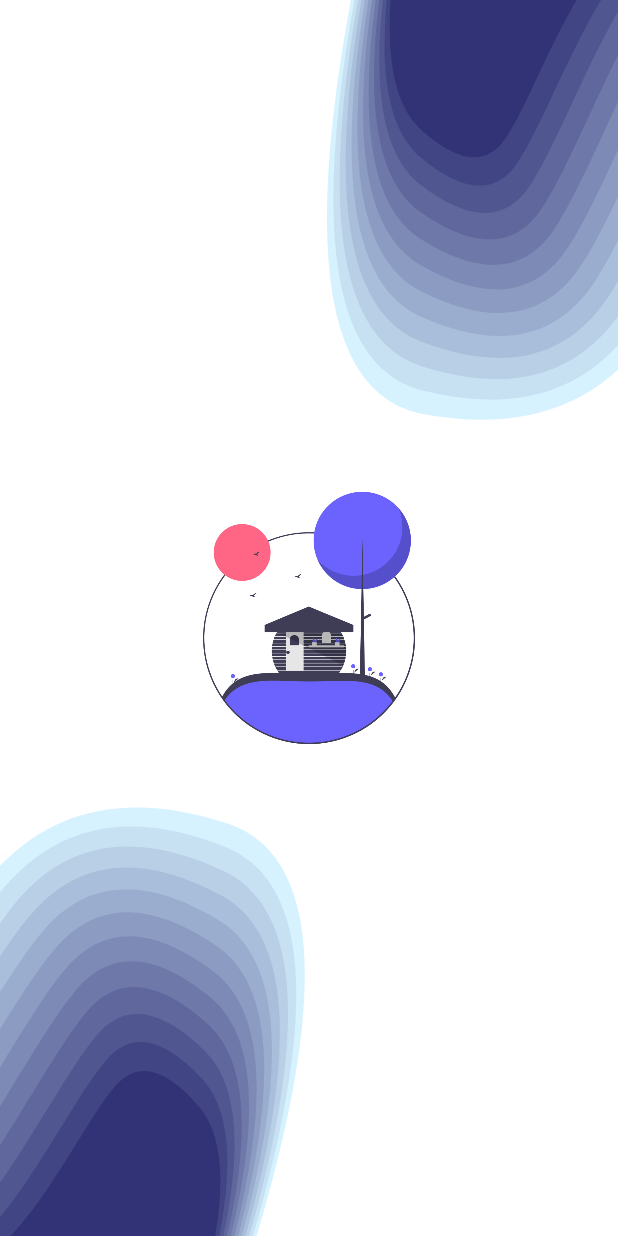
After one commit to Ardi-bog/smkCodingC2Project, an Android app: the splashscreen screen opened directly, with no data from a screen before it, on a phone screen of 412 x 824 dp. The commit adds this screen. Run offline under Robolectric (Android 15) with nearby library versions, the phone set to English and light mode, and no system bars.

Commit message:
finish all

```diff
--- a/app/src/main/AndroidManifest.xml
+++ b/app/src/main/AndroidManifest.xml
@@ -12,15 +12,19 @@
         android:supportsRtl="true"
         android:theme="@style/AppTheme">
         <activity android:name=".LoginActivity">
+            </activity>
+        <activity android:name=".RegisterActivity">
+        </activity>
+        <activity android:name=".MainActivity">
+        </activity>
+        <activity android:name=".splashscreen">
             <intent-filter>
             <action android:name="android.intent.action.MAIN" />
 
             <category android:name="android.intent.category.LAUNCHER" />
-        </intent-filter></activity>
-        <activity android:name=".RegisterActivity"></activity>
-        <activity android:name=".MainActivity">
+        </intent-filter>
+        </activity>
 
-        </activity>
     </application>
 
 </manifest>
--- /dev/null
+++ b/app/src/main/java/com/example/bgsmkcoding/splashscreen.kt
@@ -0,0 +1,22 @@
+package com.example.bgsmkcoding
+
+import android.content.Intent
+import android.os.Bundle
+import android.os.Handler
+import androidx.appcompat.app.AppCompatActivity
+
+class splashscreen : AppCompatActivity() {
+
+    private val SPLASH_TIME_OUT:Long = 3000
+
+    override fun onCreate(savedInstanceState: Bundle?) {
+        super.onCreate(savedInstanceState)
+        setContentView(R.layout.activity_splashscreen)
+
+        Handler().postDelayed({
+            startActivity(Intent(this,LoginActivity::class.java))
+
+            finish()
+        }, SPLASH_TIME_OUT)
+    }
+}
--- /dev/null
+++ b/app/src/main/res/drawable/ic_background.xml
@@ -0,0 +1,91 @@
+<vector xmlns:android="http://schemas.android.com/apk/res/android"
+    android:width="360dp"
+    android:height="640dp"
+    android:viewportWidth="360"
+    android:viewportHeight="640">
+  <group>
+    <clip-path
+        android:pathData="M0,0h360v640h-360z"/>
+    <path
+        android:pathData="M0,0h360v640h-360z"
+        android:fillColor="#fff"/>
+    <path
+        android:pathData="M245.015,52.211q28.437,24.659 42.796,6.03C302.166,39.609 319.834,-9.413 343.89,-25.122s28.357,-83.415 0.463,-103.198S274.284,-181.432 244.626,-78q-29.657,103.427 0.389,130.211l0,0Z"
+        android:fillColor="#fffa72"/>
+    <path
+        android:pathData="M245.299,214.213Q340.13,230.22 384.192,164.589c44.062,-65.63 95.063,-208.279 170.812,-281.478s81.297,-240.179 -11.179,-245.445S311.092,-383.62 228.053,-94.029q-83.04,289.595 17.247,308.239l0,0Z"
+        android:fillColor="#d6f2ff"/>
+    <path
+        android:pathData="M244.917,201.959q88.334,20.086 129.677,-40.775c41.342,-60.862 89.467,-195.367 160.378,-261.924s76.759,-226.696 -9.419,-236.346S308.691,-369.093 230.1,-95.015q-78.592,274.082 14.818,296.97l0,0Z"
+        android:fillColor="#c7e1f3"/>
+    <path
+        android:pathData="M244.619,189.422q82.058,23.4 120.737,-32.886c38.678,-56.286 83.949,-182.727 150.143,-243.065s72.26,-213.307 -7.839,-226.619S306.137,-354.035 231.995,-95.471Q157.852,163.096 244.62,189.419l0,0Z"
+        android:fillColor="#b8cfe6"/>
+    <path
+        android:pathData="M244.393,176.624Q320.376,202.636 356.444,150.748c36.066,-51.889 78.504,-170.335 140.092,-224.841s67.78,-200.006 -6.424,-216.316S303.444,-338.493 233.751,-95.443q-69.694,243.053 10.643,272.064l0,0Z"
+        android:fillColor="#a9beda"/>
+    <path
+        android:pathData="M244.237,163.587q70.093,27.979 103.592,-19.677c33.5,-47.656 73.123,-158.172 130.207,-207.203s63.323,-186.787 -5.161,-205.483S300.623,-322.502 235.38,-94.971Q170.133,132.571 244.237,163.587l0,0Z"
+        android:fillColor="#9aadce"/>
+    <path
+        android:pathData="M244.145,150.325q64.375,29.345 95.352,-14.231c30.977,-43.576 67.804,-146.225 120.478,-190.109s58.888,-173.642 -4.039,-194.16S297.684,-306.099 236.888,-94.079Q176.091,117.947 244.145,150.325l0,0Z"
+        android:fillColor="#8b9bc1"/>
+    <path
+        android:pathData="M244.11,136.855q58.818,30.149 87.314,-9.489c28.496,-39.638 62.542,-134.477 110.896,-173.524s54.474,-160.568 -3.049,-182.374S294.633,-289.307 238.286,-92.802q-56.349,196.512 5.824,229.654l0,0Z"
+        android:fillColor="#7d8ab5"/>
+    <path
+        android:pathData="M244.135,123.191q53.413,30.424 79.468,-5.405c26.052,-35.834 57.333,-122.916 101.451,-157.417s50.079,-147.56 -2.184,-170.154S291.477,-272.152 239.578,-91.157Q187.678,89.84 244.137,123.185l0,0Z"
+        android:fillColor="#6e79a9"/>
+    <path
+        android:pathData="M244.212,109.338Q292.365,139.537 316.011,107.379c23.646,-32.158 52.176,-111.534 92.136,-141.767s45.702,-134.618 -1.436,-157.523S288.223,-254.648 240.772,-89.168q-47.452,165.483 3.441,198.503l0,0Z"
+        android:fillColor="#5f679c"/>
+    <path
+        android:pathData="M244.342,95.309q43.029,29.493 64.303,0.889c21.274,-28.604 47.068,-100.322 82.946,-126.549S432.93,-152.081 390.789,-174.849 284.873,-236.812 241.87,-86.845q-43.003,149.969 2.472,182.152l0,0Z"
+        android:fillColor="#505690"/>
+    <path
+        android:pathData="M244.519,81.107Q282.556,109.433 301.492,84.266C320.429,59.099 343.5,-5.008 375.369,-27.488s36.996,-108.9 -0.276,-131.096S281.431,-218.658 242.878,-84.205q-38.554,134.456 1.642,165.309l0,0Z"
+        android:fillColor="#414584"/>
+    <path
+        android:pathData="M244.74,66.739q33.174,26.711 49.805,4.868c16.631,-21.843 36.991,-78.385 64.923,-97.358S392.139,-121.876 359.618,-143.077 277.902,-200.198 243.796,-81.255q-34.106,118.941 0.944,147.993l0,0Z"
+        android:fillColor="#323377"/>
+    <path
+        android:pathData="M114.072,587.531q-25.219,-27.941 -41.742,-11.2C55.811,593.074 32.301,639.577 6.51,652.237s-38.311,79.338 -13.036,102.372S56.547,815.865 98.59,716.819q42.041,-99.042 15.483,-129.288l-0,0Z"
+        android:fillColor="#fffa72"/>
+    <path
+        android:pathData="M133.533,426.702Q41.361,399.258 -10.371,459.029c-51.732,59.771 -119.737,195.142 -203.842,258.563s-109.961,228.481 -18.816,244.977S-4.627,1012.061 113.086,734.748q117.714,-277.317 20.446,-308.043l-0,0Z"
+        android:fillColor="#d6f2ff"/>
+    <path
+        android:pathData="M132.419,438.912q-85.228,-30.702 -133.679,24.667c-48.451,55.37 -112.609,183.007 -191.103,240.427s-103.815,215.652 -19.454,235.732S-0.473,997.934 110.934,735.477q111.408,-262.461 21.484,-296.563l-0,0Z"
+        android:fillColor="#c7e1f3"/>
+    <path
+        android:pathData="M131.187,451.391q-78.595,-33.226 -123.845,17.927c-45.249,51.153 -105.592,171.134 -178.646,222.955s-97.716,202.911 -19.837,225.885S3.897,983.3 108.997,735.699Q214.099,488.095 131.186,451.394l-0,0Z"
+        android:fillColor="#b8cfe6"/>
+    <path
+        android:pathData="M129.852,464.121Q57.606,429.043 15.483,476.149c-42.121,47.107 -98.677,159.498 -166.449,206.093s-91.649,190.255 -19.986,215.487S8.464,968.202 107.258,735.457q98.796,-232.748 22.592,-271.333l-0,0Z"
+        android:fillColor="#a9beda"/>
+    <path
+        android:pathData="M128.418,477.081q-66.161,-36.313 -105.218,6.906c-39.058,43.219 -91.854,148.082 -154.488,189.79s-85.615,177.677 -19.919,204.58S13.213,952.674 105.699,734.79Q198.19,516.896 128.418,477.081l-0,0Z"
+        android:fillColor="#9aadce"/>
+    <path
+        android:pathData="M126.893,490.255q-60.319,-36.972 -96.376,2.504c-36.057,39.476 -85.119,136.872 -142.749,174.01s-79.611,165.171 -19.653,193.205S18.129,936.752 104.311,733.721Q190.494,530.685 126.893,490.255l-0,0Z"
+        android:fillColor="#8b9bc1"/>
+    <path
+        android:pathData="M125.286,503.628q-54.705,-37.093 -87.819,-1.223c-33.114,35.87 -78.464,125.852 -131.216,158.716s-73.636,152.733 -19.2,181.386S23.204,920.456 103.079,732.283q79.878,-188.18 22.207,-228.652l-0,0Z"
+        android:fillColor="#7d8ab5"/>
+    <path
+        android:pathData="M123.596,517.188q-49.307,-36.707 -79.535,-4.32c-30.225,32.392 -71.886,115.013 -119.879,143.88s-67.689,140.357 -18.569,169.152S28.427,903.814 101.997,730.493Q175.568,557.17 123.594,517.193l-0,0Z"
+        android:fillColor="#6e79a9"/>
+    <path
+        android:pathData="M121.831,530.927Q77.718,495.086 50.329,524.122c-27.389,29.037 -65.38,104.344 -108.727,129.481s-61.767,128.045 -17.772,156.524S33.79,886.837 101.054,728.373q67.265,-158.467 20.776,-197.443l-0,0Z"
+        android:fillColor="#5f679c"/>
+    <path
+        android:pathData="M119.993,544.837q-39.114,-34.517 -63.715,-8.719c-24.602,25.798 -58.943,93.838 -97.75,115.497S-97.339,767.399 -58.287,795.133 39.289,869.543 100.247,725.934q60.959,-143.611 19.745,-181.095l-0,0Z"
+        android:fillColor="#505690"/>
+    <path
+        android:pathData="M118.087,558.911Q83.785,526.161 61.923,548.833C40.06,571.504 9.349,632.321 -25.023,650.75s-49.992,103.58 -15.703,130.153S44.917,851.943 99.569,723.191q54.653,-128.755 18.516,-164.277l-0,0Z"
+        android:fillColor="#414584"/>
+    <path
+        android:pathData="M116.116,573.145q-29.671,-30.554 -48.84,-10.901c-19.169,19.653 -46.268,73.293 -76.304,88.721S-53.171,742.391 -23.476,767.396 50.669,834.051 99.017,720.15q48.347,-113.898 17.099,-147.005l-0,0Z"
+        android:fillColor="#323377"/>
+  </group>
+</vector>
--- a/app/src/main/res/layout/activity_main.xml
+++ b/app/src/main/res/layout/activity_main.xml
@@ -24,6 +24,7 @@
     <com.google.android.material.tabs.TabLayout
         android:id="@+id/tab_layout"
         android:background="#6c63ff"
+        android:textColor="#ffff"
         android:layout_width="match_parent"
         android:layout_height="wrap_content"/>
 
--- /dev/null
+++ b/app/src/main/res/layout/activity_splashscreen.xml
@@ -0,0 +1,19 @@
+<?xml version="1.0" encoding="utf-8"?>
+<RelativeLayout
+        xmlns:android="http://schemas.android.com/apk/res/android"
+        xmlns:tools="http://schemas.android.com/tools"
+        xmlns:app="http://schemas.android.com/apk/res-auto"
+        android:layout_width="match_parent"
+        android:background="@drawable/ic_background"
+        android:layout_height="match_parent"
+        tools:context=".splashscreen">
+    <ImageView android:layout_width="200dp"
+               android:id="@+id/logo"
+               android:src="@drawable/logo"
+               android:layout_height="200dp"
+               android:layout_centerHorizontal="true"
+               android:layout_centerInParent="true"
+    />
+
+
+</RelativeLayout>
```
Also changed, not shown: app/src/main/res/drawable/logo.png (added).
